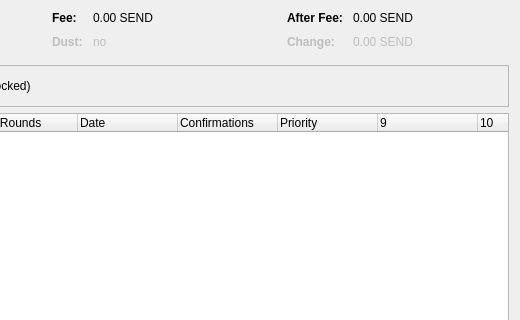
This is src/qt/forms/coincontroldialog.ui in SocialSend/SocialSend as Qt 5 draws it before an edit; both pictures show x 434 to 954 and y 0 to 320 of the 954 by 500 pixel window. The edited form follows.
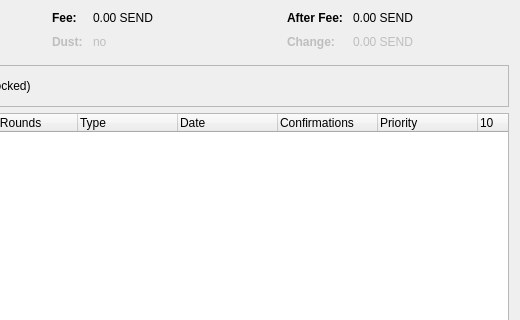
This is the edited form. Custom widgets are drawn as their Qt base class.

```diff
--- a/src/qt/forms/coincontroldialog.ui
+++ b/src/qt/forms/coincontroldialog.ui
@@ -482,6 +482,11 @@
      </column>
      <column>
       <property name="text">
+	<string>Type</string>
+      </property>
+     </column>
+     <column>
+      <property name="text">	 
        <string>Date</string>
       </property>
      </column>
```
